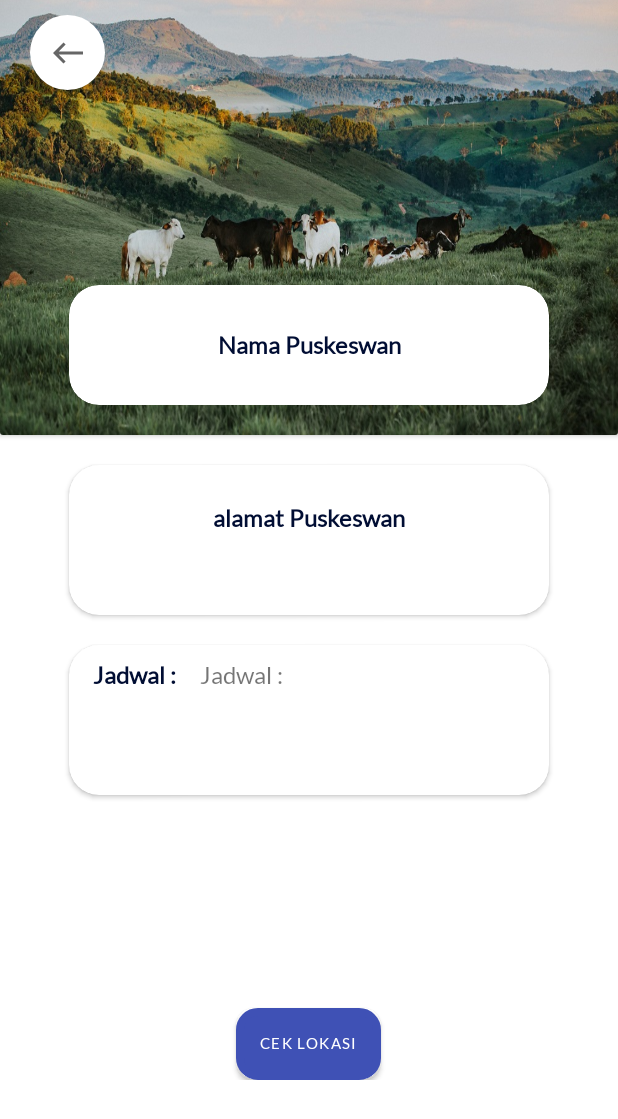
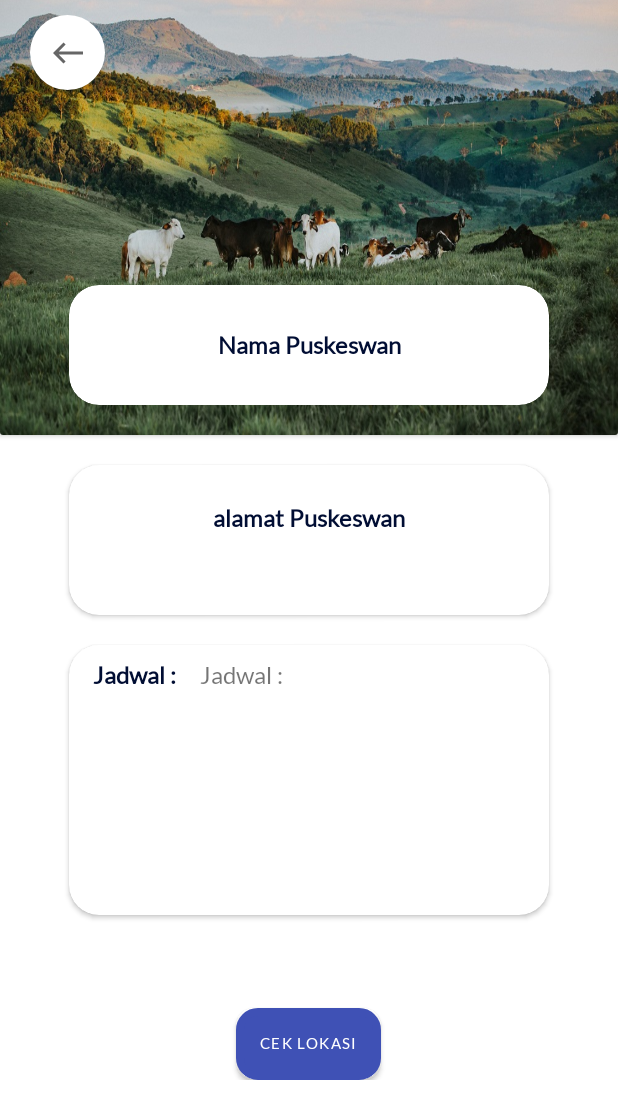
Before and after one commit to mhaerulanam/Kel_4_MOBILE_Gol_F_BWS, an Android app: the DetailPuskeswanActivity screen opened directly, with no data from a screen before it, on a phone screen of 412 x 824 dp. Shown: the top 1119 px of the screen. Run offline under Robolectric (Android 15) with nearby library versions, the phone set to English and light mode, and no system bars; pictures from the network do not load.

Commit message:
Update (detail puskeswan)

```diff
--- a/Dokternak/app/src/main/java/com/def/dokternak/ui/puskeswan/DetailPuskeswanActivity.java
+++ b/Dokternak/app/src/main/java/com/def/dokternak/ui/puskeswan/DetailPuskeswanActivity.java
@@ -48,7 +48,6 @@ public class DetailPuskeswanActivity extends AppCompatActivity {
         tvNamaPuskeswan = findViewById(R.id.tv_nama_puskeswan);
         tvJamKerja = findViewById(R.id.tv_jadwal_puskeswan);
         tvAlamat = findViewById(R.id.tv_alamat_puskeswan);
-        tvMaps = findViewById(R.id.tv_maps);
         btnLokasi = findViewById(R.id.btn_lokasi);
         imgBtnBack = findViewById(R.id.img_btn_back);
         imgBtnBack.setOnClickListener(new View.OnClickListener() {
@@ -83,7 +82,6 @@ public class DetailPuskeswanActivity extends AppCompatActivity {
                 tvAlamat.setText(puskeswan.getAlamat());
                 tvJamKerja.setText(puskeswan.getJamKerja());
                 url = puskeswan.getMaps();
-                Toast.makeText(getApplicationContext(), "Detail Puskeswan Tampil" + idPuskeswan, Toast.LENGTH_LONG).show();
                 Glide.with(getApplicationContext())
                         .load(PUSKESWAN_IMAGE_BASE_URL + puskeswan.getGambar())
                         .into(imgThumbnail);
--- a/Dokternak/app/src/main/res/layout/activity_detail_puskeswan.xml
+++ b/Dokternak/app/src/main/res/layout/activity_detail_puskeswan.xml
@@ -88,7 +88,7 @@
         </androidx.cardview.widget.CardView>
         <androidx.cardview.widget.CardView
             android:layout_width="320dp"
-            android:layout_height="100dp"
+            android:layout_height="180dp"
             android:background="@drawable/bg_shadow"
             android:layout_centerHorizontal="true"
             android:layout_marginTop="20dp"
```
Also changed, not shown: Dokternak/app/src/main/res/values/ids.xml (deleted, +0 -11 lines).
